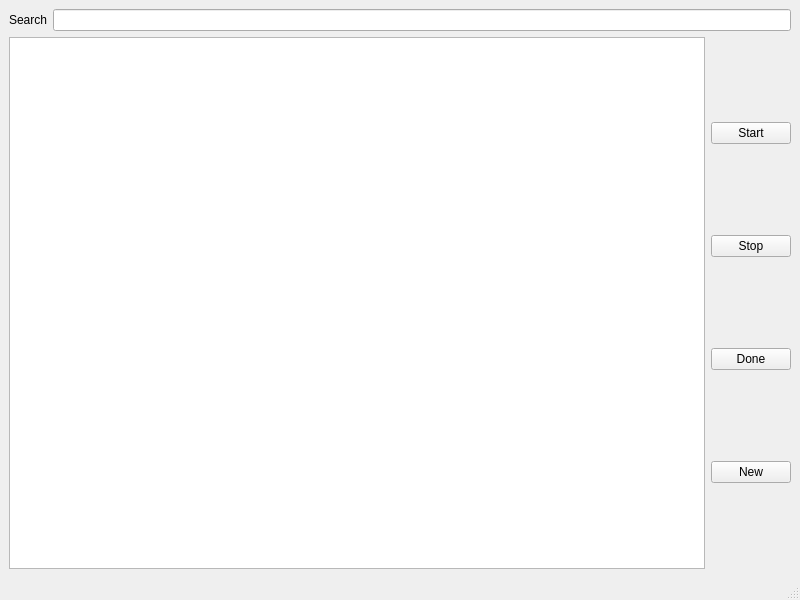
Old version of the form ui/mainwindow.ui in the repository tkawachi/estimer.
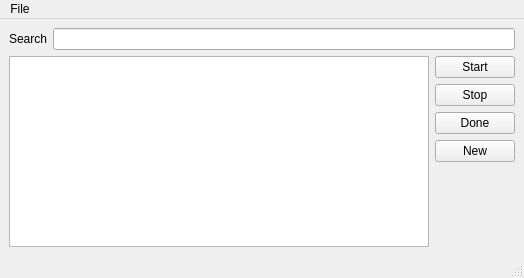
New version of the form.

Commit message: update mainwindow's UI

Diff of the .ui file:
```diff
--- a/ui/mainwindow.ui
+++ b/ui/mainwindow.ui
@@ -6,8 +6,8 @@
    <rect>
     <x>0</x>
     <y>0</y>
-    <width>800</width>
-    <height>600</height>
+    <width>524</width>
+    <height>278</height>
    </rect>
   </property>
   <property name="windowTitle">
@@ -64,6 +64,19 @@
           </property>
          </widget>
         </item>
+        <item>
+         <spacer name="verticalSpacer">
+          <property name="orientation">
+           <enum>Qt::Vertical</enum>
+          </property>
+          <property name="sizeHint" stdset="0">
+           <size>
+            <width>20</width>
+            <height>40</height>
+           </size>
+          </property>
+         </spacer>
+        </item>
        </layout>
       </item>
      </layout>
@@ -75,10 +88,17 @@
     <rect>
      <x>0</x>
      <y>0</y>
-     <width>800</width>
+     <width>524</width>
      <height>26</height>
     </rect>
    </property>
+   <widget class="QMenu" name="menuFile">
+    <property name="title">
+     <string>File</string>
+    </property>
+    <addaction name="actionQuit"/>
+   </widget>
+   <addaction name="menuFile"/>
   </widget>
   <widget class="QStatusBar" name="statusbar"/>
  </widget>
```
Left out of the diff: 5 changed lines with no effect on the pictures. The commit also changes 2 other files.
